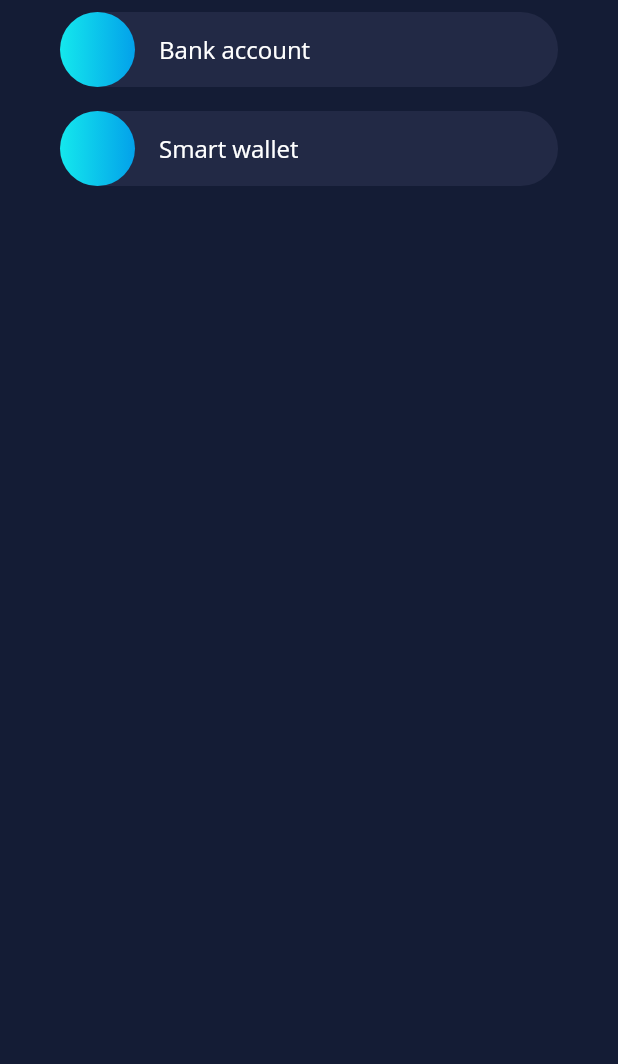
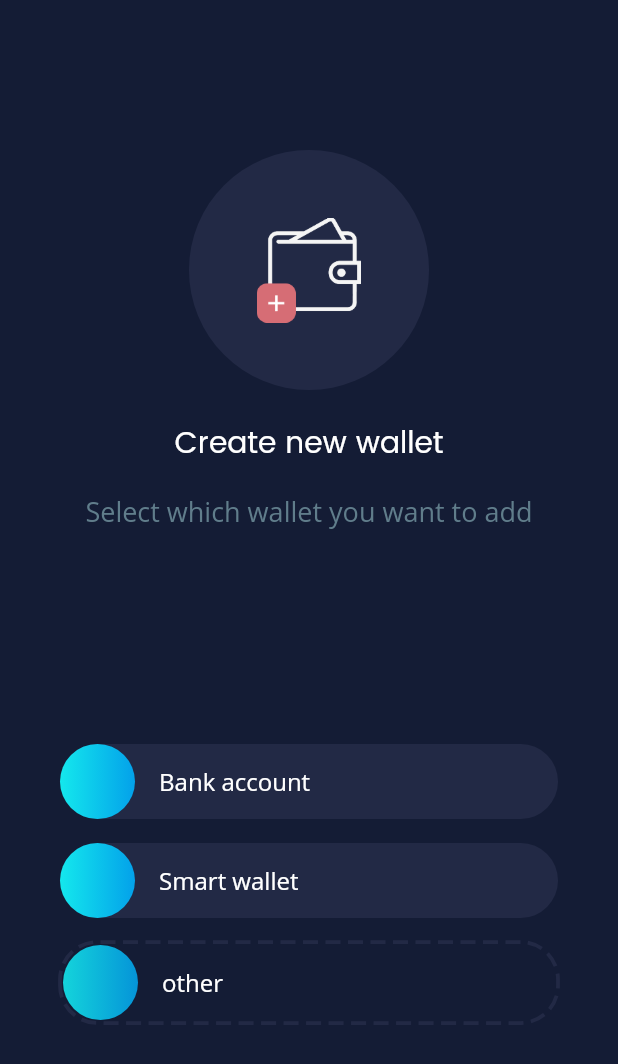
Before and after one commit to Pend-App/Flutter, a Flutter app: the CreateWallet screen opened by its route, on a phone screen of 412 x 824 dp. Shown: the top 1064 px of the screen. Run offline on Flutter 3.47's test engine with Material 2 defaults, Android fonts, the phone set to English and light mode, and no system bars; drawn by our look-alikes of dotted_border; our stand-ins replace cloud_firestore, dio, firebase_auth, firebase_core, get, image_picker and 2 more; missing offline and left inert: encrypt, firebase_phone_auth_handler, intro_views_flutter, web3dart; accounts and stored records are empty.

Commit message:
select image

```diff
--- a/PendApp/lib/main.dart
+++ b/PendApp/lib/main.dart
@@ -52,7 +52,7 @@ class _myAppState extends State<myApp> {
           theme: snapshot.data,
           debugShowCheckedModeBanner: false,
           //home: SplashScreen(themeBloc: _themeBloc),
-          home: CreateWallet(),
+          home: T3_Dashboard(key: UniqueKey()),
 
           /// Move splash screen to onBoarding Layout
           /// Routes
--- a/PendApp/lib/screen/osama/create_wallet.dart
+++ b/PendApp/lib/screen/osama/create_wallet.dart
@@ -1,3 +1,4 @@
+import 'package:dotted_border/dotted_border.dart';
 import 'package:flutter/material.dart';
 import 'package:pend_tech/screen/MainButtons/SmartWalletTWithdraw.dart';
 
@@ -18,7 +19,27 @@ class CreateWallet extends StatelessWidget {
       body: Center(
         child: Column(
           children: [
-
+            Padding(
+              padding: const EdgeInsets.only(top: 100, bottom: 20),
+              child: CircleAvatar(
+                backgroundColor: background2,
+                child: Image.asset(
+                  'assets/image/create_wallet.png',
+                  height: 70,
+                ),
+                radius: 80,
+              ),
+            ),
+            Text(
+              'Create new wallet',
+              style: TextStyle(fontSize: 20, fontFamily: 'Popins'),
+            ),
+            SizedBox(height: 16),
+            Text(
+              'Select which wallet you want to add',
+              style: TextStyle(fontSize: 18, fontFamily: 'Sans', color: Colors.blueGrey),
+            ),
+            Spacer(),
             button(text: 'Bank account',onTap: (){
               Navigator.of(context).push(PageRouteBuilder(pageBuilder: (_, __, ___) => SmartWalletWithDraw()));
 
@@ -27,6 +48,7 @@ class CreateWallet extends StatelessWidget {
               Navigator.of(context).push(PageRouteBuilder(pageBuilder: (_, __, ___) => SmartWalletWithDraw()));
 
             }),
+            button2(text: 'other', onTap: (){}),
             Spacer(),
           ],
         ),
@@ -72,3 +94,51 @@ class button extends StatelessWidget {
     );
   }
 }
+
+class button2 extends StatelessWidget {
+  final String text;
+  final VoidCallback onTap;
+
+  const button2({Key? key, required this.text, required this.onTap}) : super(key: key);
+
+  @override
+  Widget build(BuildContext context) {
+    return Padding(
+      padding: const EdgeInsets.symmetric(vertical: 8, horizontal: 40),
+      child: InkWell(
+        onTap: onTap,
+        borderRadius: BorderRadius.circular(25),
+        child: DottedBorder(
+          color: background2,
+          strokeWidth: 2.5,
+          dashPattern: [10, 5],
+          borderType: BorderType.RRect,
+          radius: Radius.circular(25),
+          child: Ink(
+            height: 50,
+            decoration: BoxDecoration(
+              borderRadius: BorderRadius.circular(25),
+            ),
+            child: Row(
+              children: [
+                Container(
+                  height: 50,
+                  width: 50,
+                  decoration: BoxDecoration(
+                    shape: BoxShape.circle,
+                    gradient: LinearGradient(colors: [gColor.withOpacity(0.9), gColor2.withOpacity(0.9)]),
+                  ),
+                ),
+                SizedBox(width: 16),
+                Text(
+                  text,
+                  style: TextStyle(fontSize: 16, fontFamily: 'Sans'),
+                )
+              ],
+            ),
+          ),
+        ),
+      ),
+    );
+  }
+}
--- a/PendApp/pubspec.yaml
+++ b/PendApp/pubspec.yaml
@@ -56,6 +56,7 @@ dependencies:
   get:
   dotted_border:
   intro_views_flutter: ^3.2.0
+  image_picker:
 dev_dependencies:
   flutter_test:
     sdk: flutter
```
Also changed, not shown: PendApp/lib/screen/MainButtons/ImageHashIPFS.dart (+84 -57 lines), PendApp/lib/screen/osama/create_wallet2.dart (+12 -59 lines), 1 other file.
